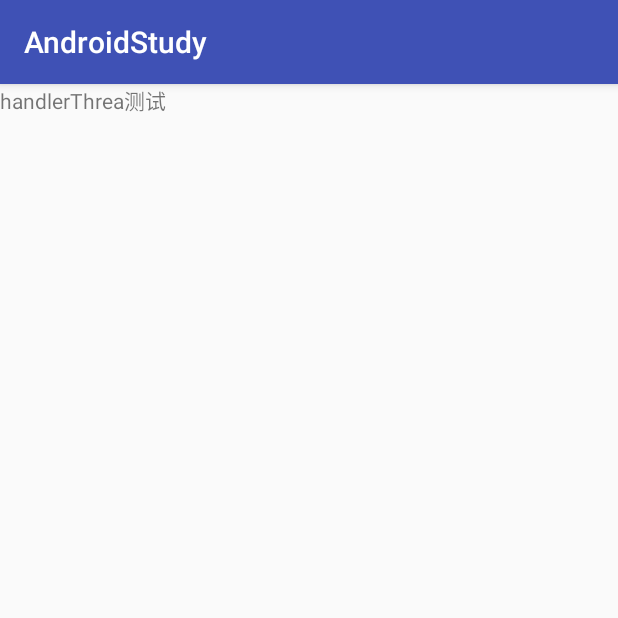
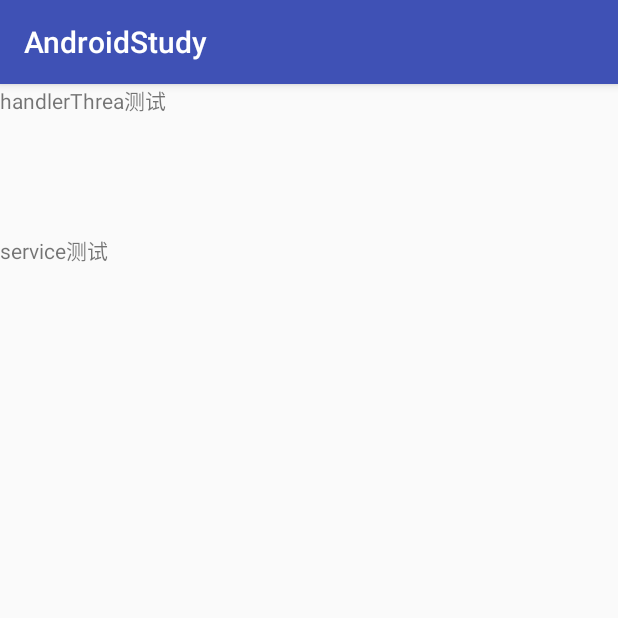
Before and after one commit to qlxu/AndroidStudy, an Android app: the screen it shows after launch (MainActivity), on a phone screen of 412 x 824 dp, the top half of it. Run offline under Robolectric (Android 15) with nearby library versions, the phone set to English and light mode, and no system bars.

Commit message:
//service handler

```diff
--- a/app/src/main/AndroidManifest.xml
+++ b/app/src/main/AndroidManifest.xml
@@ -19,6 +19,8 @@
             </intent-filter>
         </activity>
         <activity android:name=".service.HandlerThreadActivity"/>
+
+        <service android:name=".service.MyService"/>
     </application>
 
 </manifest>
--- a/app/src/main/res/layout/activity_main.xml
+++ b/app/src/main/res/layout/activity_main.xml
@@ -1,10 +1,12 @@
 <?xml version="1.0" encoding="utf-8"?>
-<RelativeLayout xmlns:android="http://schemas.android.com/apk/res/android"
+<LinearLayout xmlns:android="http://schemas.android.com/apk/res/android"
     xmlns:app="http://schemas.android.com/apk/res-auto"
     xmlns:tools="http://schemas.android.com/tools"
     android:layout_width="match_parent"
     android:layout_height="match_parent"
-    tools:context=".MainActivity">
+    tools:context=".MainActivity"
+    android:orientation="vertical"
+    >
 
 <!--<ScrollView-->
     <!--android:layout_width="match_parent"-->
@@ -15,6 +17,13 @@
         android:layout_height="100dp"
         android:text="handlerThrea测试"
         />
+
+    <TextView
+        android:id="@+id/serviceTest"
+        android:layout_width="200dp"
+        android:layout_height="100dp"
+        android:text="service测试"
+        />
 <!--</ScrollView>-->
 
-</RelativeLayout>
+</LinearLayout>
```
Also changed, not shown: app/src/main/java/com/jerry/androidstudy/MainActivity.java (+25 -0 lines), app/src/main/java/com/jerry/androidstudy/service/HandlerThreadActivity.java (+24 -0 lines), app/src/main/java/com/jerry/androidstudy/service/MessageService.java (added, +37 -0 lines), app/src/main/java/com/jerry/androidstudy/service/MyService.java (added, +45 -0 lines).
